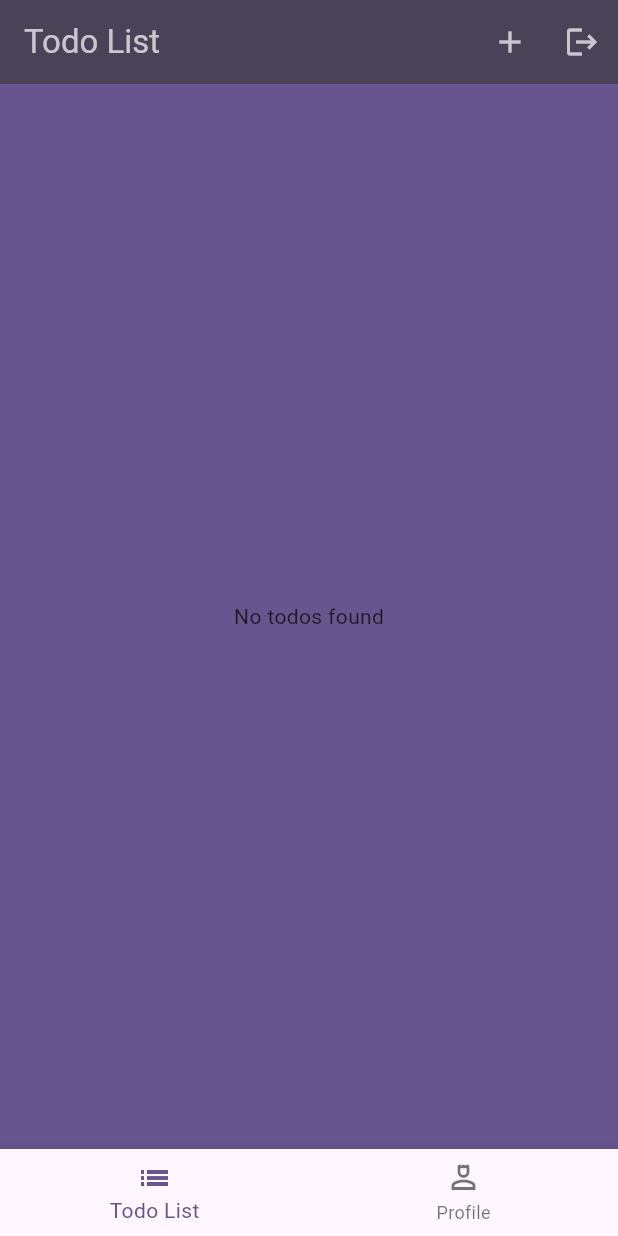
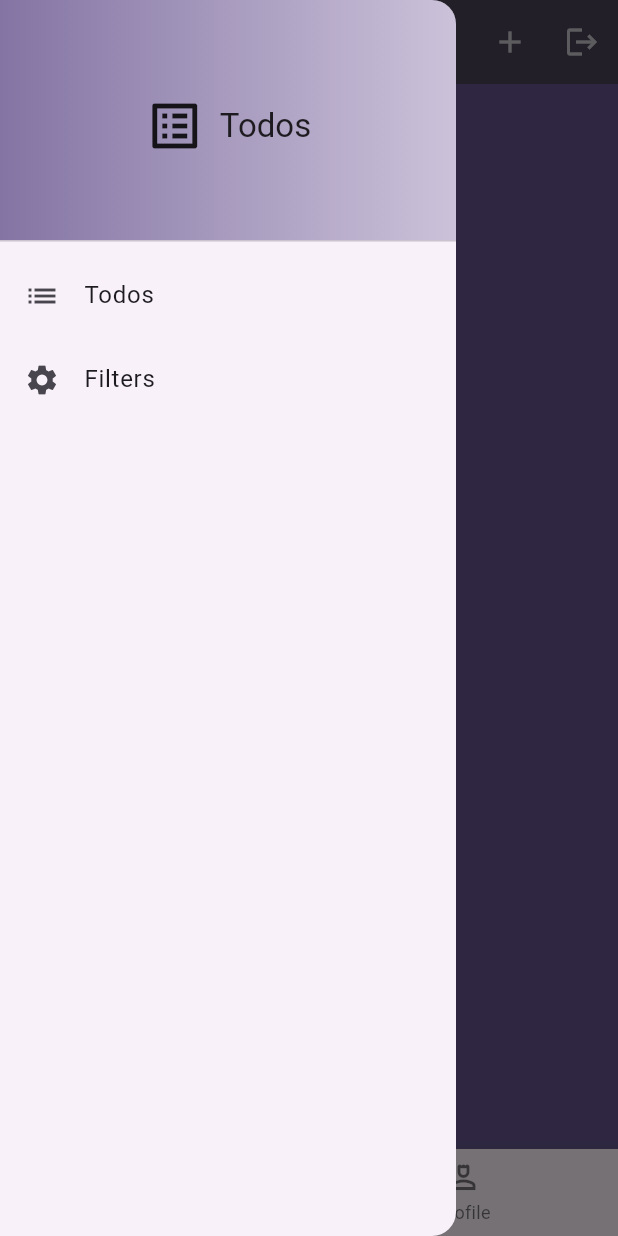
Before and after one commit to Viktoriia-Ch08/flutter_project, a Flutter app: the TodosScreen screen opened by its route, with the side drawer open (before the commit the screen has no drawer), on a phone screen of 412 x 824 dp. Run offline on Flutter 3.47's test engine with Material 3 defaults, Android fonts, the phone set to English and light mode, and no system bars; drawn by our look-alikes of toastification; our stand-ins replace cloud_firestore, firebase_auth, firebase_core, firebase_storage, flutter_riverpod, image_picker; accounts and stored records are empty.

Commit message:
feat: Add filtering

```diff
--- a/lib/main.dart
+++ b/lib/main.dart
@@ -56,9 +56,8 @@ class _MyAppState extends ConsumerState<MyApp> {
 
   void _setTodos() async {
     final storageTodos = await FirestoreService().getTodos(currentUser!.uid);
+    if (storageTodos.isEmpty) return;
 
-    print(storageTodos);
-    if (storageTodos.isEmpty) return;
     ref.read(todosProvider.notifier).getTodos(storageTodos);
   }
 
--- a/lib/models/todo_model.dart
+++ b/lib/models/todo_model.dart
@@ -1,3 +1,4 @@
+import 'package:cloud_firestore/cloud_firestore.dart';
 import 'package:flutter/material.dart';
 
 enum StatusTitle { high, medium, low }
@@ -16,14 +17,15 @@ final statusData = [
 ];
 
 class TodoModel {
-  TodoModel(
+  const TodoModel(
       {required this.title,
       required this.description,
       required this.imageUrl,
       required this.status,
       this.isDone = false,
       required this.userId,
-      required this.uid});
+      required this.uid,
+      required this.createdAt});
 
   final String? title;
   final String? description;
@@ -32,4 +34,5 @@ class TodoModel {
   final bool isDone;
   final String userId;
   final String? uid;
+  final Timestamp createdAt;
 }
--- /dev/null
+++ b/lib/provider/filters.dart
@@ -0,0 +1,61 @@
+import 'package:flutter_project/models/filters_model.dart';
+import 'package:flutter_project/models/todo_model.dart';
+import 'package:flutter_project/provider/todos.dart';
+import 'package:flutter_riverpod/flutter_riverpod.dart';
+
+class FiltersNotifier extends StateNotifier<FiltersModel> {
+  FiltersNotifier()
+      : super(const FiltersModel(
+            isDone: false, isOldFirst: false, status: FilterStatus.all));
+
+  void updateStatus(FilterStatus newStatus) {
+    state = state.copyWith(status: newStatus);
+  }
+
+  void toggleIsDone() {
+    state = state.copyWith(isDone: !state.isDone);
+  }
+
+  void toggleIsOldFirst() {
+    state = state.copyWith(isOldFirst: !state.isOldFirst);
+  }
+
+  List<TodoModel> filter(List<TodoModel> todos) {
+    print(state.isOldFirst);
+    if (state.isOldFirst) {
+      todos.sort((a, b) => a.createdAt.compareTo(b.createdAt));
+      return todos;
+    }
+    todos.sort((a, b) => b.createdAt.compareTo(a.createdAt));
+    return todos;
+  }
+}
+
+final filtersProvider = StateNotifierProvider<FiltersNotifier, FiltersModel>(
+    (ref) => FiltersNotifier());
+
+final filteredTodosProvider = Provider((ref) {
+  final todos = ref.watch(todosProvider);
+  final activeFilters = ref.watch(filtersProvider);
+
+  final filteredTodos = todos.where((todo) {
+    if (activeFilters.isDone && !todo.isDone) {
+      return false;
+    }
+    if (activeFilters.status == FilterStatus.all) {
+      return true;
+    }
+    if (activeFilters.status.name != todo.status) {
+      return false;
+    }
+    return true;
+  }).toList();
+
+  if (activeFilters.isOldFirst) {
+    filteredTodos.sort((a, b) => a.createdAt.compareTo(b.createdAt));
+    return filteredTodos;
+  }
+
+  filteredTodos.sort((a, b) => b.createdAt.compareTo(a.createdAt));
+  return filteredTodos;
+});
--- a/lib/screens/todos.dart
+++ b/lib/screens/todos.dart
@@ -3,6 +3,7 @@ import 'package:flutter/material.dart';
 import 'package:flutter_project/provider/todos.dart';
 import 'package:flutter_project/provider/user.dart';
 import 'package:flutter_project/screens/auth.dart';
+import 'package:flutter_project/screens/filters.dart';
 import 'package:flutter_project/screens/new_todo.dart';
 import 'package:flutter_project/screens/profile.dart';
 import 'package:flutter_project/services/firestore_service.dart';
@@ -74,6 +75,17 @@ class _TodosScreenState extends ConsumerState<TodosScreen> {
             backgroundColor: Theme.of(context).colorScheme.primary,
             appBar: AppBar(
               automaticallyImplyLeading: false,
+              leading: Builder(
+                builder: (context) => IconButton(
+                  icon: const Icon(
+                    Icons.menu,
+                    color: Colors.white70,
+                  ),
+                  onPressed: () {
+                    Scaffold.of(context).openDrawer();
+                  },
+                ),
+              ),
               backgroundColor:
                   Theme.of(context).colorScheme.onSecondaryContainer,
               title: Text(_selectedIndex == 0 ? 'Todo List' : 'Profile',
@@ -105,6 +117,54 @@ class _TodosScreenState extends ConsumerState<TodosScreen> {
                   BottomNavigationBarItem(
                       icon: Icon(Icons.person_4_outlined), label: 'Profile'),
                 ]),
+            drawer: Drawer(
+              child: ListView(
+                padding: EdgeInsets.zero,
+                children: [
+                  DrawerHeader(
+                    decoration: BoxDecoration(
+                        gradient: LinearGradient(colors: [
+                      Theme.of(context).colorScheme.primary.withOpacity(0.8),
+                      Theme.of(context).colorScheme.primary.withOpacity(0.3)
+                    ])),
+                    child: Row(
+                      mainAxisAlignment: MainAxisAlignment.center,
+                      children: [
+                        const Icon(
+                          Icons.list_alt,
+                          size: 40,
+                        ),
+                        const SizedBox(
+                          width: 10,
+                        ),
+                        Text(
+                          'Todos',
+                          style: Theme.of(context).textTheme.titleLarge,
+                        )
+                      ],
+                    ),
+                  ),
+                  ListTile(
+                    leading: const Icon(Icons.list),
+                    title: const Text('Todos'),
+                    onTap: () {
+                      Navigator.of(context).pop();
+                      Navigator.of(context).pushReplacement(MaterialPageRoute(
+                          builder: (ctx) => const TodosScreen()));
+                    },
+                  ),
+                  ListTile(
+                    leading: const Icon(Icons.settings),
+                    title: const Text('Filters'),
+                    onTap: () {
+                      Navigator.of(context).pop();
+                      Navigator.of(context).push(MaterialPageRoute(
+                          builder: (ctx) => const FiltersScreen()));
+                    },
+                  ),
+                ],
+              ),
+            ),
             body: content);
   }
 }
--- a/lib/services/firestore_service.dart
+++ b/lib/services/firestore_service.dart
@@ -34,7 +34,8 @@ class FirestoreService {
           status: doc.get('status'),
           userId: doc.get('userId'),
           isDone: doc.get('isDone'),
-          uid: doc.get('uid')));
+          uid: doc.get('uid'),
+          createdAt: doc.get('createdAt')));
     }
     return allTodos;
   }
--- a/lib/widgets/todos/todos_list.dart
+++ b/lib/widgets/todos/todos_list.dart
@@ -1,6 +1,7 @@
 import 'package:firebase_auth/firebase_auth.dart';
 import 'package:flutter/material.dart';
 import 'package:flutter_project/models/todo_model.dart';
+import 'package:flutter_project/provider/filters.dart';
 import 'package:flutter_project/provider/todos.dart';
 import 'package:flutter_project/screens/todo_details.dart';
 import 'package:flutter_project/services/firestore_service.dart';
@@ -28,9 +29,7 @@ class _TodosListState extends ConsumerState<TodosList> {
 
   void _setTodos() async {
     final storageTodos = await FirestoreService().getTodos(currentUser!.uid);
-
     if (storageTodos.isEmpty) return;
-
     ref.read(todosProvider.notifier).getTodos(storageTodos);
   }
 
@@ -58,25 +57,26 @@ class _TodosListState extends ConsumerState<TodosList> {
 
   @override
   Widget build(BuildContext context) {
-    final todos = ref.watch(todosProvider);
+    final sortedTodos = ref.watch(filteredTodosProvider);
+
     Widget content = const Center(child: Text('No todos found'));
 
-    if (todos.isNotEmpty) {
+    if (sortedTodos.isNotEmpty) {
       content = GridView.builder(
         gridDelegate: const SliverGridDelegateWithFixedCrossAxisCount(
           crossAxisCount: 2,
         ),
         padding: const EdgeInsets.all(10),
-        itemCount: todos.length,
+        itemCount: sortedTodos.length,
         itemBuilder: ((ctx, i) => GestureDetector(
               onTap: () {
-                _openTodoDetails(todos[i].uid);
+                _openTodoDetails(sortedTodos[i].uid);
               },
               child: Dismissible(
                   onDismissed: (direction) {
-                    _deleteTodo(todos[i].uid!, i);
+                    _deleteTodo(sortedTodos[i].uid!, i);
                   },
-                  key: ValueKey(todos[i].uid),
+                  key: ValueKey(sortedTodos[i].uid),
                   child: Stack(
                     children: [
                       Container(
@@ -89,13 +89,13 @@ class _TodosListState extends ConsumerState<TodosList> {
                                     blurRadius: 3, spreadRadius: 1)),
                             borderRadius: BorderRadius.circular(15),
                             image: DecorationImage(
-                              image: NetworkImage(todos[i].imageUrl!),
+                              image: NetworkImage(sortedTodos[i].imageUrl!),
                               fit: BoxFit.cover,
                             )),
                         child: ListTile(
                           title: Text(
                             textAlign: TextAlign.center,
-                            todos[i].title!,
+                            sortedTodos[i].title!,
                             style: Theme.of(context)
                                 .textTheme
                                 .titleLarge!
@@ -103,7 +103,7 @@ class _TodosListState extends ConsumerState<TodosList> {
                           ),
                           subtitle: Text(
                             textAlign: TextAlign.center,
-                            todos[i].description!,
+                            sortedTodos[i].description!,
                             maxLines: 1,
                             overflow: TextOverflow.ellipsis,
                             style: const TextStyle(color: Colors.white),
@@ -116,7 +116,7 @@ class _TodosListState extends ConsumerState<TodosList> {
                           child: Container(
                             decoration: BoxDecoration(
                                 borderRadius: BorderRadius.circular(15),
-                                color: _setColor(todos[i].status!)),
+                                color: _setColor(sortedTodos[i].status!)),
                             width: 20,
                             height: 20,
                           )),
```
Also changed, not shown: lib/models/filters_model.dart (added, +22 -0 lines), lib/screens/filters.dart (added, +105 -0 lines), lib/widgets/todo/new_todo_form.dart (+35 -23 lines).
